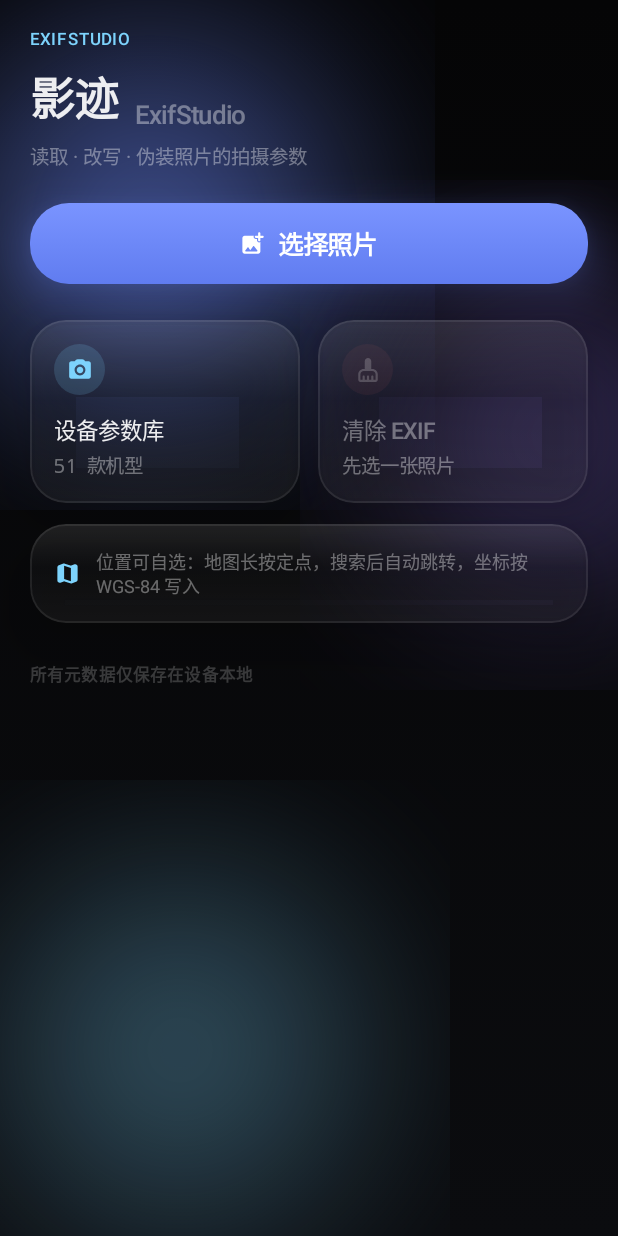
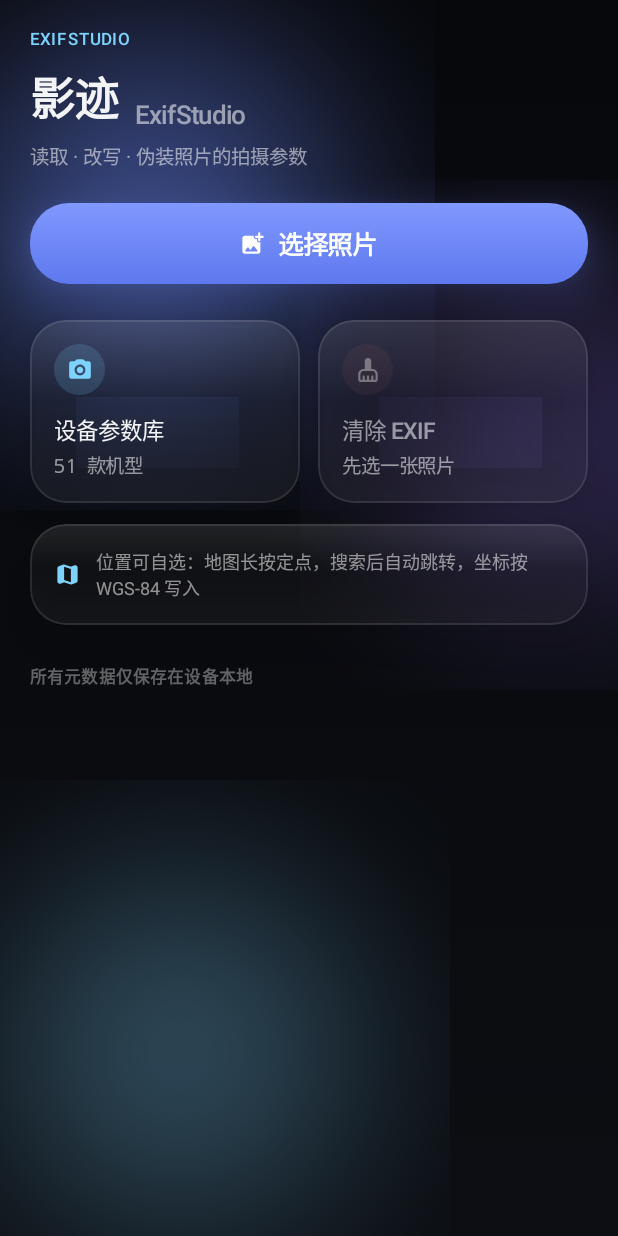
Before and after one commit to shibry88-netizen/ExifStudio, an Android app built with Jetpack Compose: the screen it shows after launch (MainActivity), on a phone screen of 412 x 824 dp. Run offline under Robolectric (Android 15) with nearby library versions, the phone set to English and light mode, and no system bars; libraries missing offline, so code that uses them is left out: org.osmdroid.tileprovider, org.osmdroid.util; pictures from the network do not load.

Commit message:
ui(theme): 新增磨砂 token 与 Frostness 分级，去掉阴影型材质注释；版本 1.3.2(7)

```diff
--- a/app/build.gradle.kts
+++ b/app/build.gradle.kts
@@ -14,8 +14,8 @@ android {
         minSdk = 29
         // Android 16/17 对新安装应用的 targetSdk 有下限要求，这里跟随当年平台
         targetSdk = 36
-        versionCode = 6
-        versionName = "1.3.1"
+        versionCode = 7
+        versionName = "1.3.2"
         vectorDrawables { useSupportLibrary = true }
     }
 
--- a/app/src/main/java/com/lucifer/exifstudio/ui/Theme.kt
+++ b/app/src/main/java/com/lucifer/exifstudio/ui/Theme.kt
@@ -15,31 +15,39 @@ import androidx.compose.ui.unit.dp
 import androidx.compose.ui.unit.sp
 
 /**
- * 设计 Token —— 暗夜液态玻璃（对齐设计师交付的 ExifTokens）。
- * 玻璃只有三层：底胚 6% 白 + 顶内高光 18% + 外 1px 8% 亮边，再叠 -20px/60px 柔投影。
- * 再多一层就浑河。
+ * 设计 Token —— 暗夜磨砂玻璃。
+ *
+ * 材质只有四件事：底胚（veil）+ 极细颗粒 + 顶缘内高光 + 1px 外沿。
+ * 全部走 drawBehind 纯填充，不用 shadow()/RenderEffect —— 没有离屏层就没有黑方块，
+ * 也没有逐帧模糊开销，滚动恒定格。
  */
 object Tok {
 
     // ── 色彩 ──────────────────────────────────────────
-    val Bg0 = Color(0xFF050506)
-    val Bg1 = Color(0xFF0B0C0F)
+    val Bg0 = Color(0xFF07080B)
+    val Bg1 = Color(0xFF0C0E13)
 
-    val Glass = Color(0x0FFFFFFF)        // rgba(255,255,255,.06)
-    val GlassStrong = Color(0x17FFFFFF)  // .09
-    val Stroke = Color(0x14FFFFFF)       // .08
-    val Highlight = Color(0x2EFFFFFF)    // .18
+    /** 磨砂底胚：比 Bg1 亮一档，光斑透过来仍然是暗底，白字不糊 */
+    val Frost = Color(0xFF12151C)
+    val FrostEdge = Color(0x1FFFFFFF)    // .12
+    val FrostTop = Color(0x2BFFFFFF)     // .17
+    val Sheet = Color(0xFF0B0D12).copy(alpha = 0.86f)
 
-    val Text1 = Color(0xEBFFFFFF)        // .92
-    val Text2 = Color(0x9EFFFFFF)        // .62
-    val Text3 = Color(0x61FFFFFF)        // .38
-    val Text4 = Color(0x33FFFFFF)        // .20
+    val Glass = Color(0x0FFFFFFF)
+    val GlassStrong = Color(0x17FFFFFF)
+    val Stroke = Color(0x1AFFFFFF)       // .10
+    val Highlight = Color(0x2EFFFFFF)
+
+    val Text1 = Color(0xF2FFFFFF)        // .95
+    val Text2 = Color(0xB3FFFFFF)        // .70
+    val Text3 = Color(0x8AFFFFFF)        // .54
+    val Text4 = Color(0x5CFFFFFF)        // .36
 
     val Accent = Color(0xFF6E8BFF)
     val Accent2 = Color(0xFF7DD3FC)
-    val AccentLight = Color(0xFF7A94FF)
-    val AccentDeep = Color(0xFF607CF0)
-    val Danger = Color(0xFFFF7A7A)
+    val AccentLight = Color(0xFF8098FF)
+    val AccentDeep = Color(0xFF5E79EE)
+    val Danger = Color(0xFFFF8A8A)
     val Success = Color(0xFF5AD6A0)
 
     // ── 圆角 ──────────────────────────────────────────
@@ -62,7 +70,20 @@ object Tok {
     /** 统一缓动：Apple 式减速曲线 */
     val Ease = CubicBezierEasing(0.16f, 1f, 0.3f, 1f)
     const val DurMicro = 140      // 按压 / 勾选
+    const val DurScreen = 260     // 换页
     const val DurContainer = 320  // 抽屉 / 面板
+}
+
+/**
+ * 磨砂厚度。分级照搬 Haze 的材质预设（ultraThin → ultraThick）：
+ * 越"薄"透得越多、越"厚"越像毛玻璃。数值是遮罩不透明度。
+ */
+enum class Frostness(val veil: Float) {
+    UltraThin(0.44f),
+    Thin(0.58f),
+    Regular(0.72f),
+    Thick(0.85f),
+    UltraThick(0.93f)
 }
 
 private val AppColorScheme = darkColorScheme(
@@ -103,8 +124,8 @@ private val AppTypography = Typography(
         fontWeight = FontWeight.Medium
     ),
     bodyLarge = TextStyle(fontSize = 15.sp, lineHeight = 24.sp),
-    bodyMedium = TextStyle(fontSize = 13.sp, lineHeight = 18.sp),
-    bodySmall = TextStyle(fontSize = 12.sp, lineHeight = 16.sp),
+    bodyMedium = TextStyle(fontSize = 13.sp, lineHeight = 19.sp),
+    bodySmall = TextStyle(fontSize = 12.sp, lineHeight = 17.sp),
     labelLarge = TextStyle(
         fontSize = 13.sp, fontWeight = FontWeight.Medium, letterSpacing = 0.2.sp
     ),
```
